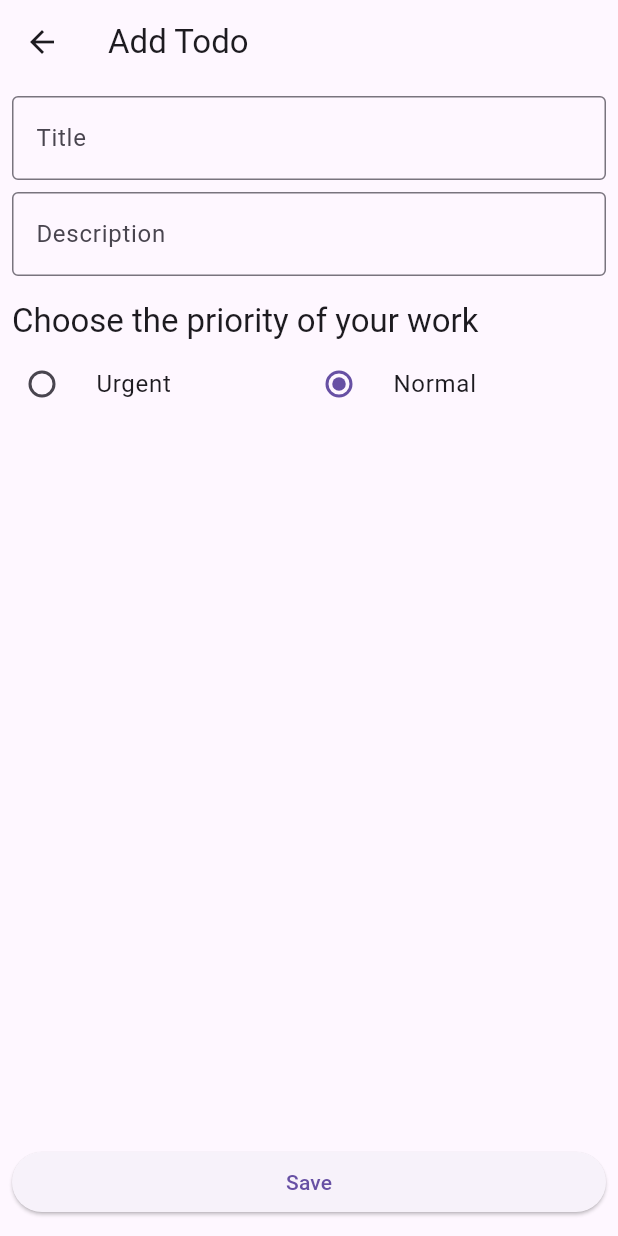
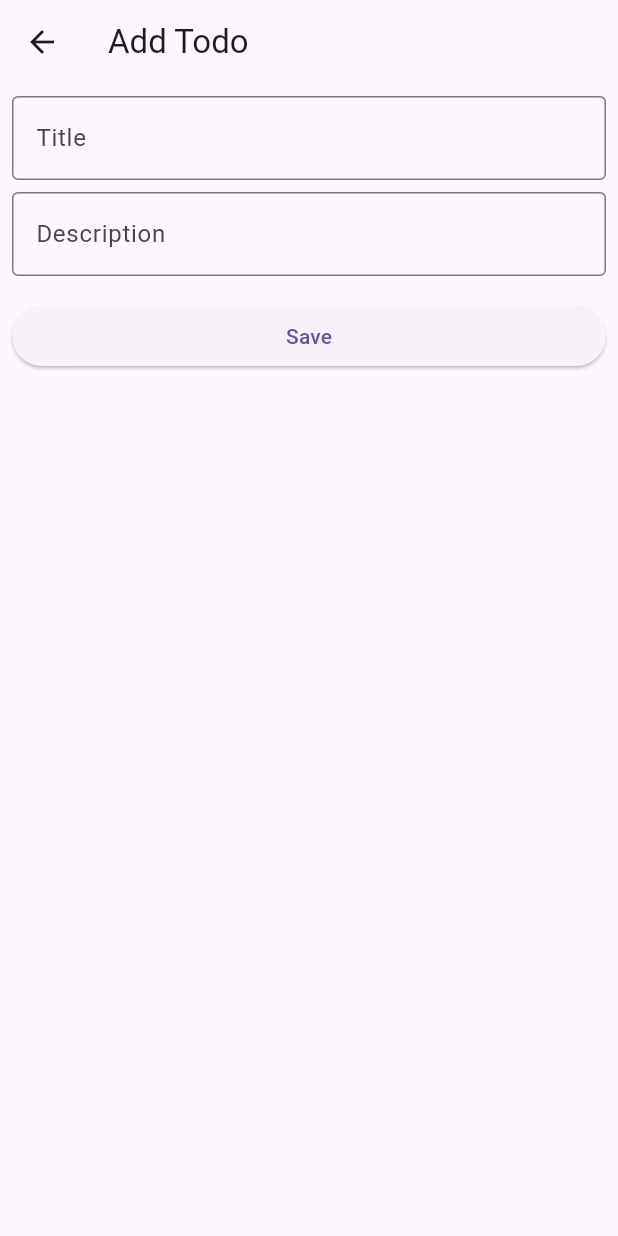
Before and after one commit to Bilawal-Mehfooz-Malik/todo_app, a Flutter app: the screen it shows after launch, after a tap on the "add" icon, on a phone screen of 412 x 824 dp. Run offline on Flutter 3.47's test engine with Material 3 defaults, Android fonts, the phone set to English and light mode, and no system bars; our stand-ins replace go_router.

Commit message:
removed priority

```diff
--- a/lib/src/app.dart
+++ b/lib/src/app.dart
@@ -1,7 +1,7 @@
 import 'package:flutter/material.dart';
 
 // local imports
-import 'package:todo_app/src/routers/routing.dart';
+import 'package:todo_app/src/routers/app_router.dart';
 import 'package:todo_app/src/localization/string_hardcoded.dart';
 
 class MyApp extends StatelessWidget {
@@ -11,7 +11,7 @@ class MyApp extends StatelessWidget {
   Widget build(BuildContext context) {
     return MaterialApp.router(
       theme: ThemeData(),
-      routerConfig: router,
+      routerConfig: appRouter,
       restorationScopeId: 'app',
       darkTheme: ThemeData.dark(),
       debugShowCheckedModeBanner: false,
--- a/lib/src/common/priority_radio_tile.dart
+++ /dev/null
@@ -1,30 +0,0 @@
-import 'package:flutter/material.dart';
-import 'package:todo_app/src/features/my_tasks/domain/task.dart';
-
-class PriorityRadioTile extends StatelessWidget {
-  final String title;
-  final Priority value;
-  final Priority groupValue;
-  final ValueChanged<Priority?> onChanged;
-
-  const PriorityRadioTile({
-    required this.title,
-    required this.value,
-    required this.groupValue,
-    required this.onChanged,
-    super.key,
-  });
-
-  @override
-  Widget build(BuildContext context) {
-    return Flexible(
-      child: RadioListTile(
-        contentPadding: const EdgeInsets.only(left: 0),
-        title: Text(title),
-        value: value,
-        groupValue: groupValue,
-        onChanged: onChanged,
-      ),
-    );
-  }
-}
--- a/lib/src/constants/test_tasks.dart
+++ b/lib/src/constants/test_tasks.dart
@@ -4,14 +4,12 @@
   Task(
     id: '1',
     taskName: 'Ecomerece app',
-    priority: Priority.urgent,
     taskDescription: 'Watch 5 videos',
     deadline: '01-10-2024',
   ),
   Task(
     id: '2',
     taskName: 'TODO App',
-    priority: Priority.urgent,
     taskDescription: 'Implement any functionality',
     deadline: '01-10-2024',
   ),
--- a/lib/src/features/add_tasks/presentation/add_tasks_screen.dart
+++ b/lib/src/features/add_tasks/presentation/add_tasks_screen.dart
@@ -4,7 +4,6 @@ import 'package:flutter/material.dart';
 import 'package:todo_app/src/constants/app_sizes.dart';
 import 'package:todo_app/src/common/alert_dialogues.dart';
 import 'package:todo_app/src/common/custom_elevated_button.dart';
-import 'package:todo_app/src/features/add_tasks/presentation/priority_radio_section.dart';
 import 'package:todo_app/src/features/add_tasks/presentation/add_task_textfield_section.dart';
 
 class AddTaskScreen extends StatelessWidget {
@@ -21,10 +20,6 @@ class AddTaskScreen extends StatelessWidget {
           children: [
             // Task title and description fields
             const AddTaskTextFieldsSection(),
-
-            // Priority Section ([Priority.urgent], [Priority.normal])
-            const PriorityRadioSection(),
-            const Spacer(),
 
             // Save Todo Button
             CustomElevatedButton(
--- a/lib/src/features/add_tasks/presentation/priority_radio_section.dart
+++ /dev/null
@@ -1,50 +0,0 @@
-import 'package:flutter/material.dart';
-import 'package:todo_app/src/common/priority_radio_tile.dart';
-import 'package:todo_app/src/features/my_tasks/domain/task.dart';
-
-class PriorityRadioSection extends StatefulWidget {
-  const PriorityRadioSection({super.key});
-
-  @override
-  State<PriorityRadioSection> createState() => _PriorityRadioSectionState();
-}
-
-class _PriorityRadioSectionState extends State<PriorityRadioSection> {
-  Priority _selectedPriority = Priority.normal;
-  @override
-  Widget build(BuildContext context) {
-    final style = Theme.of(context);
-    return Column(
-      crossAxisAlignment: CrossAxisAlignment.stretch,
-      children: [
-        Text(
-          'Choose the priority of your work',
-          style: style.textTheme.titleLarge,
-        ),
-        Row(
-          mainAxisAlignment: MainAxisAlignment.center,
-          children: [
-            PriorityRadioTile(
-              title: 'Urgent',
-              value: Priority.urgent,
-              groupValue: _selectedPriority,
-              onChanged: _choosePriority,
-            ),
-            PriorityRadioTile(
-              title: 'Normal',
-              value: Priority.normal,
-              groupValue: _selectedPriority,
-              onChanged: _choosePriority,
-            ),
-          ],
-        ),
-      ],
-    );
-  }
-
-  void _choosePriority(value) {
-    setState(() {
-      _selectedPriority = value as Priority;
-    });
-  }
-}
--- a/lib/src/features/my_tasks/domain/task.dart
+++ b/lib/src/features/my_tasks/domain/task.dart
@@ -1,10 +1,7 @@
-enum Priority { urgent, normal }
-
 class Task {
   final String id;
   final String taskName;
   final String taskDescription;
-  final Priority priority;
   final String deadline;
   final bool isDone;
 
@@ -12,7 +9,6 @@ class Task {
     required this.id,
     required this.taskName,
     required this.taskDescription,
-    this.priority = Priority.normal,
     this.isDone = false,
     required this.deadline,
   });
--- a/lib/src/features/my_tasks/presentation/my_tasks_screen.dart
+++ b/lib/src/features/my_tasks/presentation/my_tasks_screen.dart
@@ -1,13 +1,12 @@
 import 'package:flutter/material.dart';
 import 'package:go_router/go_router.dart';
-import 'package:todo_app/src/constants/app_sizes.dart';
 
 // local imports
-import 'package:todo_app/src/routers/routing.dart';
-import 'package:todo_app/src/constants/test_tasks.dart'; // Or replace with your data fetching logic
-import 'package:todo_app/src/features/my_tasks/domain/task.dart';
+import 'package:todo_app/src/routers/app_router.dart';
+import 'package:todo_app/src/constants/test_tasks.dart';
+import 'package:todo_app/src/constants/app_sizes.dart';
 import 'package:todo_app/src/localization/string_hardcoded.dart';
-import 'package:todo_app/src/features/my_tasks/presentation/task_list_view.dart'; // Assuming this builds the task list
+import 'package:todo_app/src/features/my_tasks/presentation/task_list_view.dart';
 
 class MyTasksScreen extends StatelessWidget {
   const MyTasksScreen({super.key});
@@ -19,10 +18,7 @@ class MyTasksScreen extends StatelessWidget {
         style.textTheme.titleMedium!.copyWith(fontWeight: FontWeight.bold);
 
     // TODO: Replace with your data fetching logic (consider using a state management solution)
-    final urgentTasks =
-        testTasks.where((task) => task.priority == Priority.urgent).toList();
-    final normalTasks =
-        testTasks.where((task) => task.priority == Priority.normal).toList();
+    final tasks = testTasks.toList();
 
     return Scaffold(
       appBar: AppBar(title: Text('My Tasks'.hardcoded)),
@@ -35,14 +31,7 @@ class MyTasksScreen extends StatelessWidget {
               // Urgent Tasks Section
               Text('Urgent Tasks'.hardcoded, style: textTheme),
               gapH8,
-              TaskListView(tasks: urgentTasks),
-
-              gapH16,
-
-              // Normal Tasks Section
-              Text('Normal Tasks'.hardcoded, style: textTheme),
-              gapH8,
-              TaskListView(tasks: normalTasks),
+              TaskListView(tasks: tasks),
             ],
           ),
         ),
@@ -54,9 +43,7 @@ class MyTasksScreen extends StatelessWidget {
   FloatingActionButton _floatingActionButton(BuildContext context) {
     return FloatingActionButton(
       child: const Icon(Icons.add),
-      onPressed: () {
-        context.goNamed(AppRoute.addtask.name);
-      },
+      onPressed: () => context.goNamed(AppRoute.addtask.name),
     );
   }
 }
--- a/lib/src/routers/routing.dart
+++ b/lib/src/routers/app_router.dart
@@ -6,7 +6,7 @@ import 'package:todo_app/src/features/add_tasks/presentation/add_tasks_screen.da
 
 enum AppRoute { mytasks, addtask, settings }
 
-final router = GoRouter(
+final appRouter = GoRouter(
   debugLogDiagnostics: true,
   initialLocation: '/mytasks',
   routes: [
--- a/lib/src/utils/date_formatter.dart
+++ b/lib/src/utils/date_formatter.dart
@@ -1,4 +1,3 @@
 import 'package:intl/intl.dart';
 
-/// Date formatter to be used in the app.
 final kDateFormatter = DateFormat.MMMEd();
```
Also changed, not shown: pubspec.lock.
